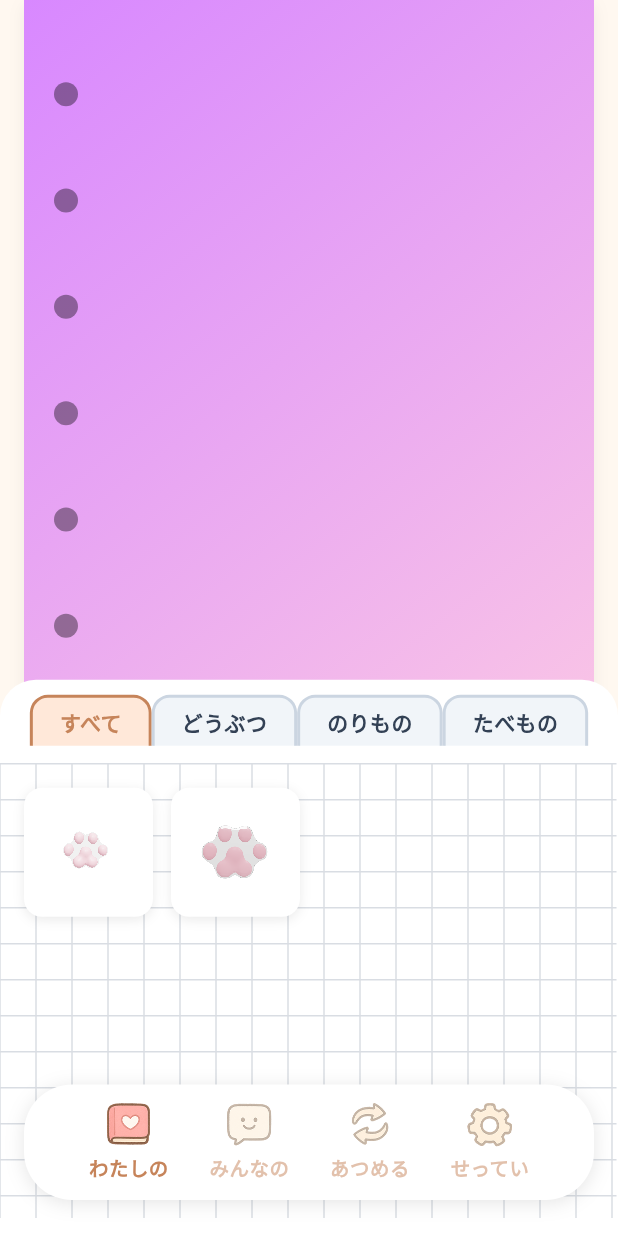
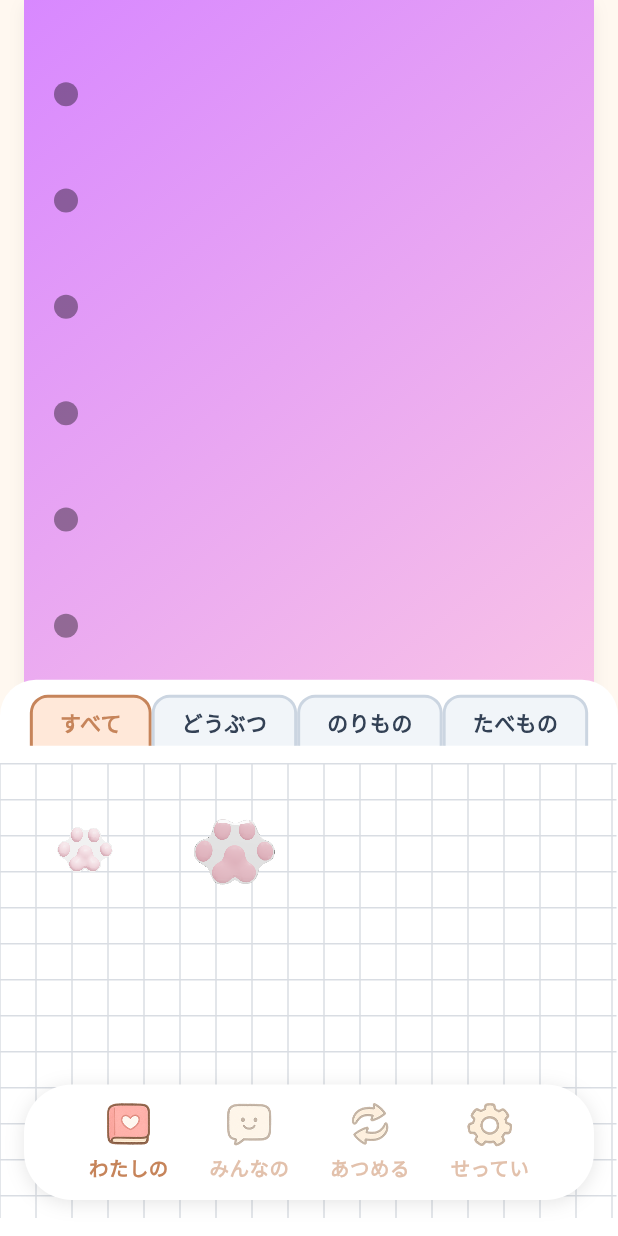
Before and after one commit to p2hacks2025/post-04, a Flutter app: the screen it shows after launch, on a phone screen of 412 x 824 dp. Run offline on Flutter 3.47's test engine with Material 3 defaults, Android fonts, the phone set to English and light mode, and no system bars; our stand-ins replace cloud_firestore, firebase_auth, firebase_core, google_fonts, qr_flutter; missing offline and left inert: mobile_scanner, model_viewer_plus, photo_manager; accounts and stored records are empty; network calls fail; statements that could not run were skipped.

Commit message:
feat: シールの背景を削除

```diff
--- a/lib/features/sticker_book/presentation/widgets/seal_detail_overlay.dart
+++ b/lib/features/sticker_book/presentation/widgets/seal_detail_overlay.dart
@@ -169,7 +169,8 @@ class _SealDetailOverlayState extends State<SealDetailOverlay>
                                     ..setEntry(3, 2, 0.001) // 遠近感
                                     ..rotateY(_rotationAnimation!.value),
                                   child: isGlb
-                                      ? ModelViewer(
+                                      ? IgnorePointer(
+                                          child: ModelViewer(
                                             src: StickerCatalog.glbPathForPng(
                                               _pngPath,
                                             ),
@@ -179,6 +180,7 @@ class _SealDetailOverlayState extends State<SealDetailOverlay>
                                             cameraControls: false,
                                             backgroundColor: Colors.transparent,
                                             interactionPrompt: InteractionPrompt.none,
+                                          ),
                                         )
                                       : Image.asset(
                                           _pngPath,
--- a/lib/features/sticker_book/presentation/widgets/sticker_tile.dart
+++ b/lib/features/sticker_book/presentation/widgets/sticker_tile.dart
@@ -14,43 +14,27 @@ class StickerTile extends StatelessWidget {
 
   @override
   Widget build(BuildContext context) {
-    final boxShadow = showShadow
-        ? [
-            BoxShadow(
-              color: Colors.black.withValues(alpha: 0.08),
-              blurRadius: 6,
-              spreadRadius: 0,
-              offset: const Offset(0, 2),
-            ),
-          ]
-        : <BoxShadow>[];
-    final bgColor = showShadow ? Colors.white : Colors.transparent;
-    final padding = const EdgeInsets.all(8);
+    const boxShadow = <BoxShadow>[];
+    final padding = const EdgeInsets.all(0);
 
     final child = _buildContent();
     final decoration = BoxDecoration(
-      color: bgColor,
       borderRadius: BorderRadius.circular(12),
       boxShadow: boxShadow,
     );
 
-    if (size != null) {
-      return Container(
-        width: size,
-        height: size,
-        decoration: decoration,
-        padding: padding,
-        alignment: Alignment.center,
-        child: child,
-      );
-    }
-
-    return Container(
+    final content = Container(
       decoration: decoration,
       padding: padding,
       alignment: Alignment.center,
       child: child,
     );
+
+    if (size != null) {
+      return SizedBox(width: size, height: size, child: content);
+    }
+
+    return content;
   }
 
   Widget _buildContent() {
```
Lines whose indentation alone changed are shown as unchanged.
